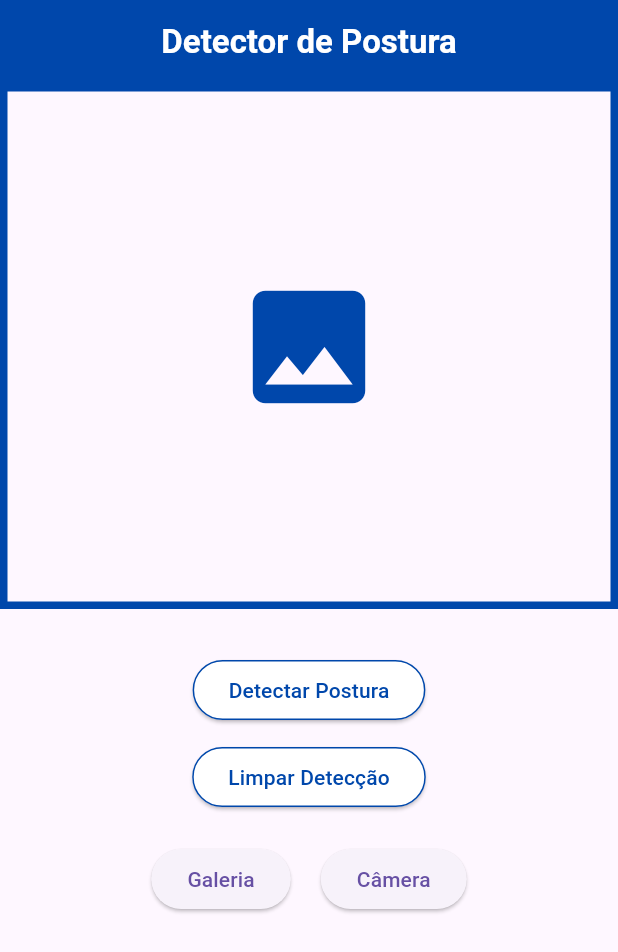
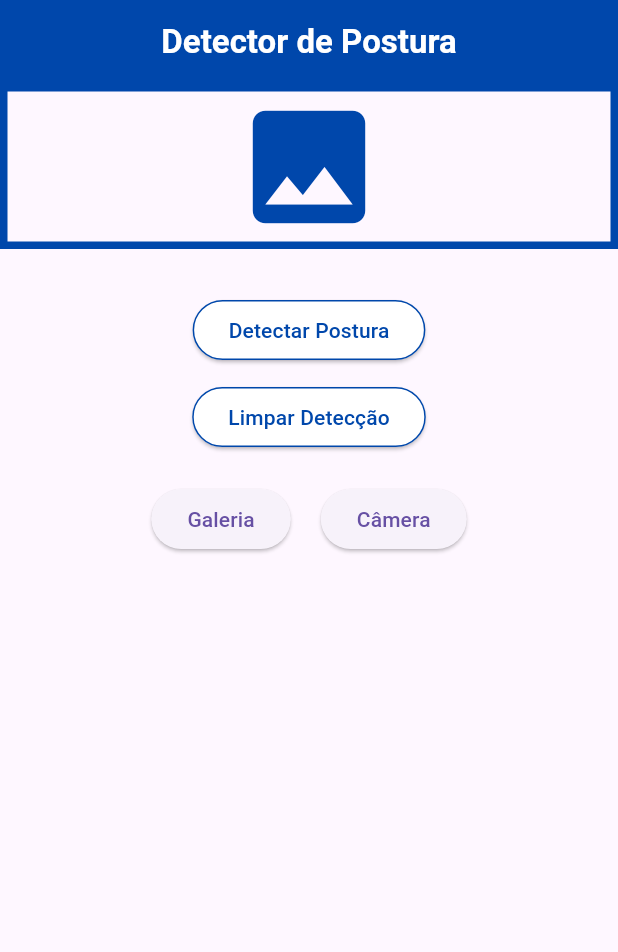
Before and after one commit to Igorggwp/posture_detector, a Flutter app: the screen it shows after launch, on a phone screen of 412 x 824 dp. Shown: the top 952 px of the screen. Run offline on Flutter 3.47's test engine with Material 3 defaults, Android fonts, the phone set to English and light mode, and no system bars; our stand-ins replace image_picker; missing offline and left inert: google_ml_kit.

Commit message:
PUSH HAAS

```diff
--- a/lib/posture_detection_screen.dart
+++ b/lib/posture_detection_screen.dart
@@ -65,13 +65,15 @@ class _DetectorPosturaScreenState extends State<DetectorPosturaScreen> {
             );
 
             setState(() {
-              _postureStatus = angle < 60
+              _postureStatus =
+                  angle < 60
                       ? 'Postura correta (coluna reta)'
                       : 'Postura incorreta (coluna curvada)';
             });
           } else {
             setState(() {
-              _postureStatus = 'Não foi possível detectar todas as articulações.';
+              _postureStatus =
+                  'Não foi possível detectar todas as articulações.';
             });
           }
         } else {
@@ -125,11 +127,11 @@ class _DetectorPosturaScreenState extends State<DetectorPosturaScreen> {
         children: [
           Container(
             width: double.infinity,
-            height: 350,
             decoration: BoxDecoration(
               border: Border.all(color: Color(0xFF0047AB), width: 5),
             ),
-            child: _imageFile == null
+            child:
+                _imageFile == null
                     ? Center(
                       child: Icon(
                         Icons.image,
@@ -137,7 +139,7 @@ class _DetectorPosturaScreenState extends State<DetectorPosturaScreen> {
                         color: Color(0xFF0047AB),
                       ),
                     )
-                : Image.file(_imageFile!, fit: BoxFit.cover),
+                    : Image.file(_imageFile!, fit: BoxFit.contain),
           ),
           SizedBox(height: 30),
           Padding(
@@ -189,7 +191,10 @@ class _DetectorPosturaScreenState extends State<DetectorPosturaScreen> {
                     padding: const EdgeInsets.all(16.0),
                     child: Text(
                       _postureStatus,
-                      style: TextStyle(fontWeight: FontWeight.bold, fontSize: 16),
+                      style: TextStyle(
+                        fontWeight: FontWeight.bold,
+                        fontSize: 16,
+                      ),
                     ),
                   ),
               ],
```
Lines whose indentation alone changed are shown as unchanged.
